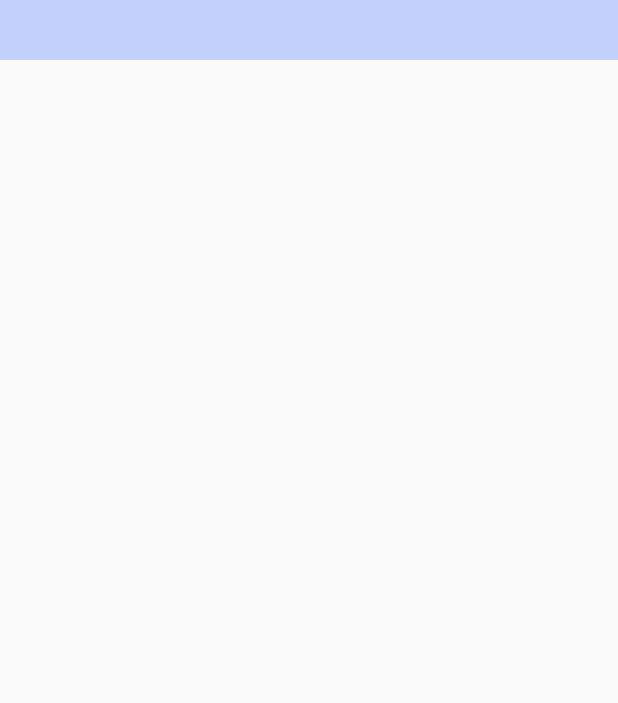
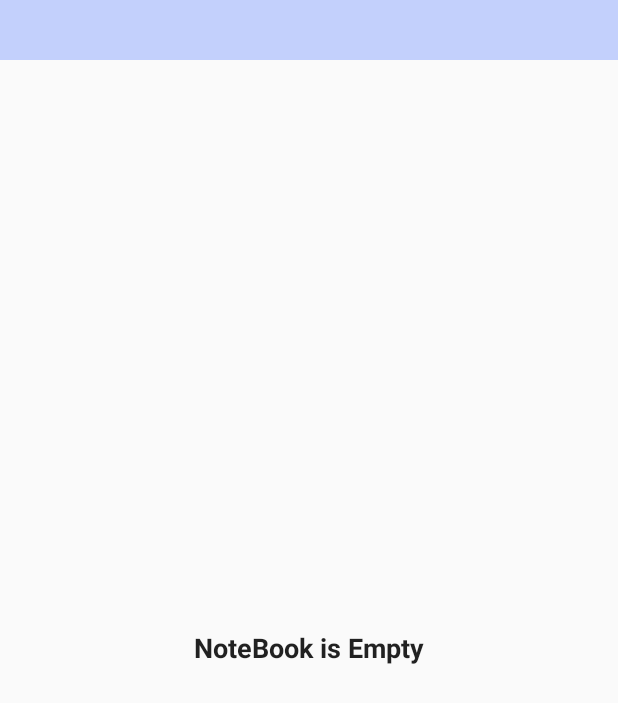
Before and after one commit to Golgoroth22/GeekBrains_Android2, an Android app: the layout content_list.xml on its own in the app's theme, with its tools: preview values and no code run, on a phone screen of 412 x 824 dp. Shown: the top 703 px of the screen. Run offline under Robolectric (Android 15) with nearby library versions, the phone set to English and light mode, and no system bars.

Commit message:
Refactor visibility view for empty notebook

```diff
--- a/A2_L1/app/src/main/java/com/falin/valentin/a2_l1/ListActivity.java
+++ b/A2_L1/app/src/main/java/com/falin/valentin/a2_l1/ListActivity.java
@@ -100,9 +100,9 @@
 
     private void checkNoteBookSize() {
         if (FakeDB.getDb().size() == 0) {
-            contentListViewText.setText(R.string.notebook_is_empty);
+            contentListViewText.setVisibility(View.VISIBLE);
         } else {
-            contentListViewText.setText(R.string.notebook_is_not_empty);
+            contentListViewText.setVisibility(View.INVISIBLE);
         }
     }
 
--- a/A2_L1/app/src/main/res/layout/content_list.xml
+++ b/A2_L1/app/src/main/res/layout/content_list.xml
@@ -32,7 +32,7 @@
         android:layout_height="match_parent"
         android:layout_marginTop="@dimen/dimen_40dp"
         android:gravity="center"
-        android:text="@string/notebook_is_not_empty"
+        android:text="@string/notebook_is_empty"
         android:textAppearance="@android:style/TextAppearance.Medium"
         android:textStyle="bold" />
 
--- a/A2_L1/app/src/main/res/values/strings.xml
+++ b/A2_L1/app/src/main/res/values/strings.xml
@@ -18,5 +18,4 @@
     <string name="hi_i_m_bob">Hi! I`m Bob!</string>
     <string name="my_email_google_gmail_com">My email: google@gmail.com</string>
     <string name="notebook_is_empty">NoteBook is Empty</string>
-    <string name="notebook_is_not_empty"> </string>
 </resources>
```
